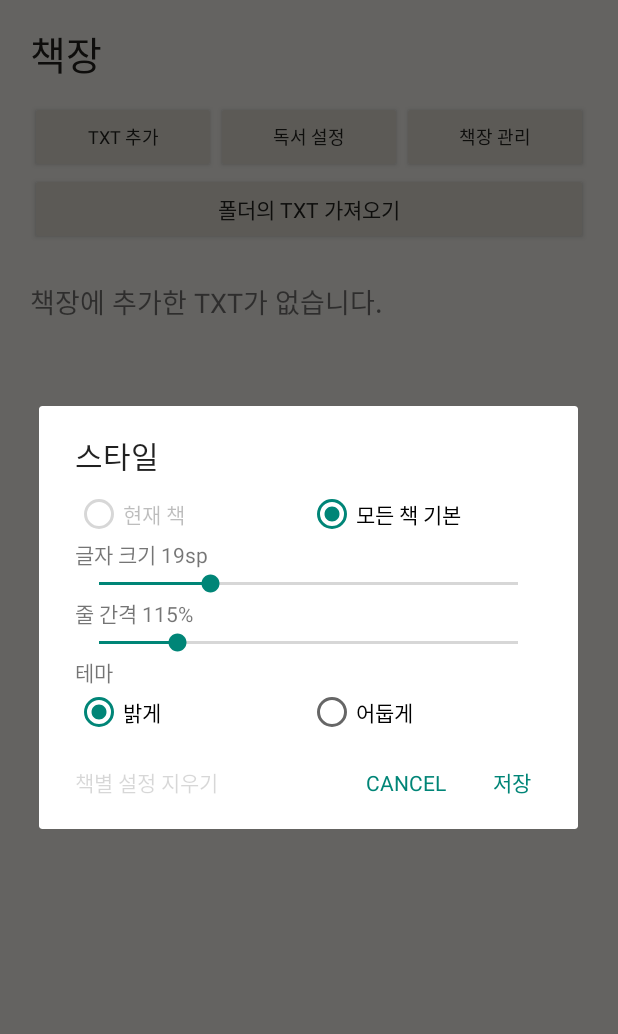
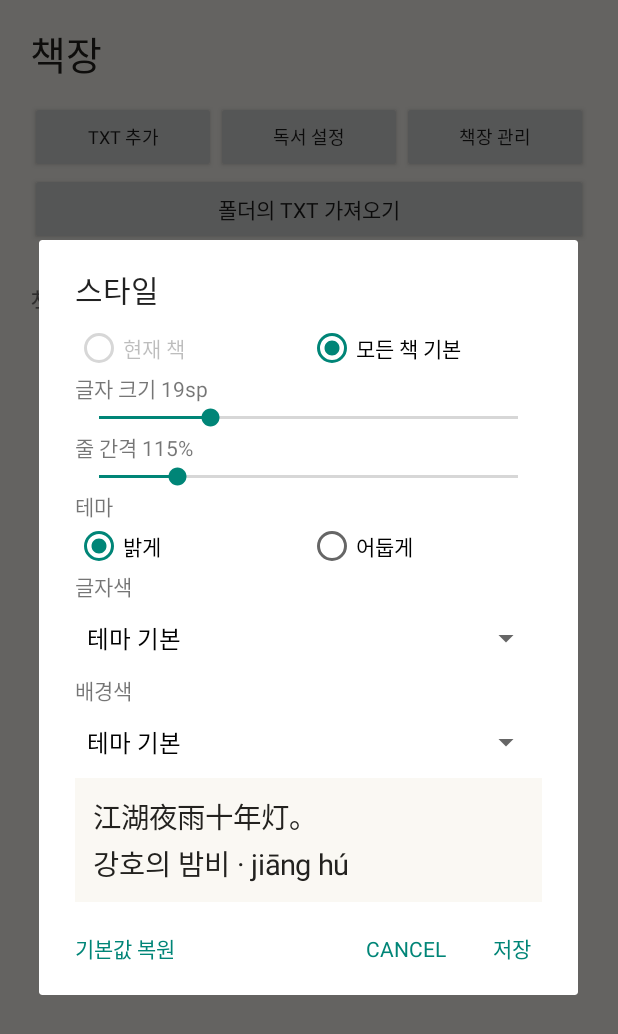
Before and after one commit to KimMinKing/WorldViewer, an Android app: the screen it shows after launch (MainActivity), after a tap on "독서 설정", on a phone screen of 412 x 824 dp. Shown: the top 1034 px of the screen. Run offline under Robolectric (Android 15) with nearby library versions, the phone set to English and light mode, and no system bars; pictures from the network do not load.

Commit message:
Add readable reader color settings with v1 style migration

```diff
--- a/app/src/main/java/dev/worldviewer/MainActivity.kt
+++ b/app/src/main/java/dev/worldviewer/MainActivity.kt
@@ -30,6 +30,7 @@ import android.view.WindowInsets
 import android.view.accessibility.AccessibilityNodeInfo
 import android.widget.Button
 import android.widget.ArrayAdapter
+import android.widget.AdapterView
 import android.widget.EditText
 import android.widget.FrameLayout
 import android.widget.LinearLayout
@@ -38,6 +39,7 @@ import android.widget.RadioButton
 import android.widget.RadioGroup
 import android.widget.SeekBar
 import android.widget.ScrollView
+import android.widget.Spinner
 import android.widget.TextView
 import android.widget.Toast
 import androidx.recyclerview.widget.LinearLayoutManager
@@ -86,9 +88,13 @@ import dev.worldviewer.reader.ReadingPositionResolver
 import dev.worldviewer.reader.ReadingPositionStore
 import dev.worldviewer.reader.ReadingProgress
 import dev.worldviewer.reader.ReaderStyle
+import dev.worldviewer.reader.ReaderStyleColors
 import dev.worldviewer.reader.ReaderStylePreferences
 import dev.worldviewer.reader.ReaderStyleStore
 import dev.worldviewer.reader.ReaderTheme
+import dev.worldviewer.reader.hasReadableContrast
+import dev.worldviewer.reader.resolvedBackgroundColor
+import dev.worldviewer.reader.resolvedTextColor
 import dev.worldviewer.reader.StagedTextImport
 import dev.worldviewer.reader.StreamingTextIndex
 import dev.worldviewer.reader.StreamingTextSearch
@@ -1193,6 +1199,8 @@ class MainActivity : Activity() {
         setReaderChromeVisible(false)
         reader.visibility = View.INVISIBLE
         bookshelfHome.visibility = View.VISIBLE
+        rootLayout.setBackgroundColor(Color.rgb(250, 248, 243))
+        applySystemBarAppearance(false)
         updateReaderBackHandling()
         bookshelfStatusView.text = getString(R.string.bookshelf_loading)
         bookshelfStatusView.visibility = View.VISIBLE
@@ -1258,6 +1266,8 @@ class MainActivity : Activity() {
         }
         bookshelfHome.visibility = View.GONE
         reader.visibility = View.VISIBLE
+        rootLayout.setBackgroundColor(currentReaderStyle.resolvedBackgroundColor())
+        applySystemBarAppearance(hasDarkReaderBackground(currentReaderStyle))
         updateReaderBackHandling()
         reader.requestFocus()
         if (pinyinMode != PinyinDisplayMode.ORIGINAL) reader.post { requestVisiblePinyin() }
@@ -1905,21 +1915,65 @@ class MainActivity : Activity() {
         content.addView(themeLabel)
         content.addView(themeGroup)
 
+        val textColors = listOf<Int?>(null) + ReaderStyleColors.TEXT
+        val backgroundColors = listOf<Int?>(null) + ReaderStyleColors.BACKGROUND
+        val textColorSpinner = Spinner(this)
+        val backgroundColorSpinner = Spinner(this)
+        val colorNames = resources.getStringArray(R.array.reader_style_color_names).toList()
+        val backgroundNames = resources.getStringArray(R.array.reader_style_background_names).toList()
+        textColorSpinner.adapter = ArrayAdapter(this, android.R.layout.simple_spinner_dropdown_item, colorNames)
+        backgroundColorSpinner.adapter = ArrayAdapter(this, android.R.layout.simple_spinner_dropdown_item, backgroundNames)
+        content.addView(TextView(this).apply { text = getString(R.string.reader_style_text_color) })
+        content.addView(textColorSpinner)
+        content.addView(TextView(this).apply { text = getString(R.string.reader_style_background_color) })
+        content.addView(backgroundColorSpinner)
+        val preview = TextView(this).apply {
+            text = getString(R.string.reader_style_preview_sample)
+            setPadding(12.dp, 12.dp, 12.dp, 12.dp)
+        }
+        content.addView(preview)
+        val contrastMessage = TextView(this).apply { text = getString(R.string.reader_style_contrast_warning) }
+        content.addView(contrastMessage)
+        var saveButton: Button? = null
+        var clearButton: Button? = null
+
+        fun selectedStyle(): ReaderStyle = ReaderStyle(
+            fontSizeSp = STYLE_FONT_MIN + fontSize.progress,
+            lineSpacingPercent = STYLE_LINE_MIN + lineSpacing.progress,
+            theme = if (themeGroup.checkedRadioButtonId == darkTheme.id) ReaderTheme.DARK else ReaderTheme.LIGHT,
+            textColorArgb = textColors[textColorSpinner.selectedItemPosition.coerceAtLeast(0)],
+            backgroundColorArgb = backgroundColors[backgroundColorSpinner.selectedItemPosition.coerceAtLeast(0)],
+        )
+        fun updatePreview() {
+            val style = selectedStyle()
+            preview.textSize = style.fontSizeSp.toFloat()
+            preview.setLineSpacing(0f, style.lineSpacingPercent / 100f)
+            preview.setTextColor(style.resolvedTextColor())
+            preview.setBackgroundColor(style.resolvedBackgroundColor())
+            contrastMessage.visibility = if (style.hasReadableContrast()) View.GONE else View.VISIBLE
+            saveButton?.isEnabled = style.hasReadableContrast()
+        }
+
         fun updateLabels() {
             fontLabel.text = getString(R.string.reader_style_font_size, STYLE_FONT_MIN + fontSize.progress)
             spacingLabel.text = getString(R.string.reader_style_line_spacing, STYLE_LINE_MIN + lineSpacing.progress)
+            updatePreview()
         }
         fun putStyle(style: ReaderStyle) {
             fontSize.progress = style.fontSizeSp.coerceIn(STYLE_FONT_MIN, STYLE_FONT_MAX) - STYLE_FONT_MIN
             lineSpacing.progress = style.lineSpacingPercent.coerceIn(STYLE_LINE_MIN, STYLE_LINE_MAX) - STYLE_LINE_MIN
             themeGroup.check(if (style.theme == ReaderTheme.DARK) darkTheme.id else lightTheme.id)
+            textColorSpinner.setSelection(textColors.indexOf(style.textColorArgb).coerceAtLeast(0))
+            backgroundColorSpinner.setSelection(backgroundColors.indexOf(style.backgroundColorArgb).coerceAtLeast(0))
             updateLabels()
         }
-        fun selectedStyle(): ReaderStyle = ReaderStyle(
-            fontSizeSp = STYLE_FONT_MIN + fontSize.progress,
-            lineSpacingPercent = STYLE_LINE_MIN + lineSpacing.progress,
-            theme = if (themeGroup.checkedRadioButtonId == darkTheme.id) ReaderTheme.DARK else ReaderTheme.LIGHT,
-        )
+        val colorListener = object : AdapterView.OnItemSelectedListener {
+            override fun onItemSelected(parent: AdapterView<*>?, view: View?, position: Int, id: Long) = updatePreview()
+            override fun onNothingSelected(parent: AdapterView<*>?) = Unit
+        }
+        textColorSpinner.onItemSelectedListener = colorListener
+        backgroundColorSpinner.onItemSelectedListener = colorListener
+        themeGroup.setOnCheckedChangeListener { _, _ -> updatePreview() }
         val sliderListener = object : SeekBar.OnSeekBarChangeListener {
             override fun onProgressChanged(seekBar: SeekBar, progress: Int, fromUser: Boolean) = updateLabels()
             override fun onStartTrackingTouch(seekBar: SeekBar) = Unit
@@ -1934,22 +1988,26 @@ class MainActivity : Activity() {
                 bookId?.let(preferences.bookStyles::get) ?: preferences.defaultStyle
             }
             putStyle(style)
+            clearButton?.isEnabled = checkedId == defaultScope.id ||
+                (bookId != null && preferences.bookStyles.containsKey(bookId))
         }
         if (bookId != null) scopeGroup.check(bookScope.id) else scopeGroup.check(defaultScope.id)
 
         lateinit var dialog: AlertDialog
         dialog = AlertDialog.Builder(this)
             .setTitle(R.string.reader_style)
-            .setView(content)
+            .setView(ScrollView(this).apply { addView(content) })
             .setPositiveButton(R.string.reader_style_save, null)
             .setNeutralButton(R.string.reader_style_use_default, null)
             .setNegativeButton(android.R.string.cancel, null)
             .create()
         dialog.setOnShowListener {
-            val saveButton = dialog.getButton(AlertDialog.BUTTON_POSITIVE)
-            val clearButton = dialog.getButton(AlertDialog.BUTTON_NEUTRAL)
-            clearButton.isEnabled = bookId != null && preferences.bookStyles.containsKey(bookId)
-            saveButton.setOnClickListener {
+            saveButton = dialog.getButton(AlertDialog.BUTTON_POSITIVE)
+            clearButton = dialog.getButton(AlertDialog.BUTTON_NEUTRAL)
+            clearButton?.isEnabled = scopeGroup.checkedRadioButtonId == defaultScope.id ||
+                (bookId != null && preferences.bookStyles.containsKey(bookId))
+            updatePreview()
+            saveButton?.setOnClickListener {
                 val style = selectedStyle()
                 val saveForBook = scopeGroup.checkedRadioButtonId == bookScope.id && bookId != null
                 saveReaderStyle(dialog) { latest ->
@@ -1960,10 +2018,11 @@ class MainActivity : Activity() {
                     }
                 }
             }
-            clearButton.setOnClickListener {
-                val currentBook = bookId ?: return@setOnClickListener
+            clearButton?.setOnClickListener {
+                val defaultSelected = scopeGroup.checkedRadioButtonId == defaultScope.id
                 saveReaderStyle(dialog) { latest ->
-                    latest.copy(bookStyles = latest.bookStyles - currentBook)
+                    if (defaultSelected) latest.copy(defaultStyle = ReaderStyle.DEFAULT)
+                    else latest.copy(bookStyles = latest.bookStyles - requireNotNull(bookId))
                 }
             }
         }
@@ -2013,18 +2072,27 @@ class MainActivity : Activity() {
     }
 
     private fun applyReaderTheme(style: ReaderStyle) {
-        val dark = style.theme == ReaderTheme.DARK
-        val background = if (dark) Color.rgb(24, 25, 24) else Color.rgb(250, 248, 243)
+        val dark = hasDarkReaderBackground(style)
+        val background = style.resolvedBackgroundColor()
         val text = if (dark) Color.rgb(232, 230, 224) else Color.rgb(35, 34, 31)
         val accent = if (dark) Color.rgb(153, 205, 188) else Color.rgb(47, 93, 80)
         val button = if (dark) Color.rgb(52, 56, 53) else Color.rgb(230, 226, 217)
-        rootLayout.setBackgroundColor(background)
+        rootLayout.setBackgroundColor(if (bookshelfHome.visibility == View.VISIBLE) Color.rgb(250, 248, 243) else background)
         reader.setBackgroundColor(background)
         readerChrome.setBackgroundColor(background)
         selectionControls.setBackgroundColor(background)
         statusView.setTextColor(accent)
         readingProgressView.setTextColor(accent)
-        applyControlTheme(rootLayout, text, button)
+        applyControlTheme(readerChrome, text, button)
+        applyControlTheme(selectionControls, text, button)
+        applySystemBarAppearance(dark && bookshelfHome.visibility != View.VISIBLE)
+    }
+
+    private fun hasDarkReaderBackground(style: ReaderStyle): Boolean =
+        ReaderStyleColors.contrast(style.resolvedBackgroundColor(), Color.WHITE) >
+            ReaderStyleColors.contrast(style.resolvedBackgroundColor(), Color.BLACK)
+
+    private fun applySystemBarAppearance(dark: Boolean) {
         if (Build.VERSION.SDK_INT >= Build.VERSION_CODES.R) {
             val mask = android.view.WindowInsetsController.APPEARANCE_LIGHT_STATUS_BARS or
                 android.view.WindowInsetsController.APPEARANCE_LIGHT_NAVIGATION_BARS
--- a/app/src/main/java/dev/worldviewer/reader/ReaderStyleStore.kt
+++ b/app/src/main/java/dev/worldviewer/reader/ReaderStyleStore.kt
@@ -20,6 +20,8 @@ data class ReaderStyle(
     val fontSizeSp: Int = DEFAULT_FONT_SIZE_SP,
     val lineSpacingPercent: Int = DEFAULT_LINE_SPACING_PERCENT,
     val theme: ReaderTheme = ReaderTheme.LIGHT,
+    val textColorArgb: Int? = null,
+    val backgroundColorArgb: Int? = null,
 ) {
     companion object {
         const val DEFAULT_FONT_SIZE_SP = 19
@@ -27,6 +29,39 @@ data class ReaderStyle(
         val DEFAULT = ReaderStyle()
     }
 }
+
+object ReaderStyleColors {
+    val TEXT = listOf(0xFF23221F.toInt(), 0xFF4B3420.toInt(), 0xFF173D35.toInt(),
+        0xFFE8E6E0.toInt(), 0xFFFFFFFF.toInt(), 0xFFC6DFF2.toInt())
+    val BACKGROUND = listOf(0xFFFAF8F3.toInt(), 0xFFFFFFFF.toInt(), 0xFFE6EFE9.toInt(),
+        0xFF181918.toInt(), 0xFF102838.toInt(), 0xFF30251F.toInt())
+
+    fun contrast(first: Int, second: Int): Double {
+        fun luminance(color: Int): Double {
+            fun channel(shift: Int): Double {
+                val value = ((color ushr shift) and 0xFF) / 255.0
+                return if (value <= 0.04045) value / 12.92 else Math.pow((value + 0.055) / 1.055, 2.4)
+            }
+            return 0.2126 * channel(16) + 0.7152 * channel(8) + 0.0722 * channel(0)
+        }
+        val light = maxOf(luminance(first), luminance(second))
+        val dark = minOf(luminance(first), luminance(second))
+        return (light + 0.05) / (dark + 0.05)
+    }
+}
+
+fun ReaderStyle.resolvedTextColor(): Int = textColorArgb ?: when (theme) {
+    ReaderTheme.LIGHT -> 0xFF23221F.toInt()
+    ReaderTheme.DARK -> 0xFFE8E6E0.toInt()
+}
+
+fun ReaderStyle.resolvedBackgroundColor(): Int = backgroundColorArgb ?: when (theme) {
+    ReaderTheme.LIGHT -> 0xFFFAF8F3.toInt()
+    ReaderTheme.DARK -> 0xFF181918.toInt()
+}
+
+fun ReaderStyle.hasReadableContrast(): Boolean =
+    ReaderStyleColors.contrast(resolvedTextColor(), resolvedBackgroundColor()) >= 7.0
 
 data class ReaderStylePreferences(
     val defaultStyle: ReaderStyle = ReaderStyle.DEFAULT,
@@ -41,11 +76,12 @@ class ReaderStyleStore(private val directory: File) {
         if (!target.isFile) return null
         return DataInputStream(BufferedInputStream(target.inputStream())).use { input ->
             if (input.readInt() != MAGIC) throw TxtImportException("독서 스타일 정보가 손상됐습니다.")
-            if (input.readInt() != VERSION) throw TxtImportException("지원하지 않는 독서 스타일 정보입니다.")
-            val defaultStyle = input.readStyle()
+            val version = input.readInt()
+            if (version !in 1..VERSION) throw TxtImportException("지원하지 않는 독서 스타일 정보입니다.")
+            val defaultStyle = input.readStyle(version)
             val count = input.readInt()
             if (count !in 0..MAX_BOOKS) throw TxtImportException("책별 스타일 개수가 올바르지 않습니다.")
-            val entries = List(count) { input.readUTF() to input.readStyle() }
+            val entries = List(count) { input.readUTF() to input.readStyle(version) }
             if (entries.map(Pair<String, ReaderStyle>::first).toSet().size != entries.size) {
                 throw TxtImportException("책별 스타일에 중복 식별자가 있습니다.")
             }
@@ -129,19 +165,23 @@ class ReaderStyleStore(private val directory: File) {
         }
     }
 
-    private fun DataInputStream.readStyle(): ReaderStyle = ReaderStyle(
+    private fun DataInputStream.readStyle(version: Int): ReaderStyle = ReaderStyle(
         fontSizeSp = readInt(),
         lineSpacingPercent = readInt(),
         theme = readUTF().let { saved ->
             ReaderTheme.entries.firstOrNull { it.name == saved }
                 ?: throw TxtImportException("독서 테마 정보가 올바르지 않습니다.")
         },
+        textColorArgb = if (version >= 2) readInt().takeUnless { it == 0 } else null,
+        backgroundColorArgb = if (version >= 2) readInt().takeUnless { it == 0 } else null,
     )
 
     private fun DataOutputStream.writeStyle(style: ReaderStyle) {
         writeInt(style.fontSizeSp)
         writeInt(style.lineSpacingPercent)
         writeUTF(style.theme.name)
+        writeInt(style.textColorArgb ?: 0)
+        writeInt(style.backgroundColorArgb ?: 0)
     }
 
     private fun validate(preferences: ReaderStylePreferences) {
@@ -159,12 +199,17 @@ class ReaderStyleStore(private val directory: File) {
         if (style.fontSizeSp !in 14..36 || style.lineSpacingPercent !in 100..200) {
             throw TxtImportException("독서 스타일 값이 올바르지 않습니다.")
         }
+        if (listOfNotNull(style.textColorArgb, style.backgroundColorArgb).any { it ushr 24 != 0xFF } ||
+            !style.hasReadableContrast()
+        ) {
+            throw TxtImportException("글자색과 배경색의 대비가 부족하거나 색상 값이 올바르지 않습니다.")
+        }
     }
 
     companion object {
         const val FILE_NAME = "reader-styles.bin"
         private const val MAGIC = 0x57565354
-        private const val VERSION = 1
+        private const val VERSION = 2
         private const val MAX_BOOKS = 10_000
         private val SHA256 = Regex("[0-9a-f]{64}")
     }
--- a/app/src/main/res/values/strings.xml
+++ b/app/src/main/res/values/strings.xml
@@ -43,7 +43,19 @@
     <string name="reader_style_light">밝게</string>
     <string name="reader_style_dark">어둡게</string>
     <string name="reader_style_save">저장</string>
-    <string name="reader_style_use_default">책별 설정 지우기</string>
+    <string name="reader_style_use_default">기본값 복원</string>
+    <string name="reader_style_text_color">글자색</string>
+    <string name="reader_style_background_color">배경색</string>
+    <string name="reader_style_preview_sample">江湖夜雨十年灯。\n강호의 밤비 · jiāng hú</string>
+    <string name="reader_style_contrast_warning">글자와 배경의 대비가 부족합니다. 다른 색을 골라 주세요.</string>
+    <string-array name="reader_style_color_names">
+        <item>테마 기본</item><item>먹색</item><item>갈색</item><item>짙은 녹색</item>
+        <item>밝은 회색</item><item>흰색</item><item>연한 하늘색</item>
+    </string-array>
+    <string-array name="reader_style_background_names">
+        <item>테마 기본</item><item>종이색</item><item>흰색</item><item>연한 녹색</item>
+        <item>짙은 회색</item><item>남색</item><item>짙은 갈색</item>
+    </string-array>
     <string name="reader_style_saved">독서 스타일을 저장했습니다.</string>
     <string name="reader_style_failed">독서 스타일 저장 실패</string>
     <string name="table_of_contents">목차</string>
```
Also changed, not shown: app/src/main/java/dev/worldviewer/reader/TextBlockAdapter.kt (+13 -7 lines), 4 other files.
